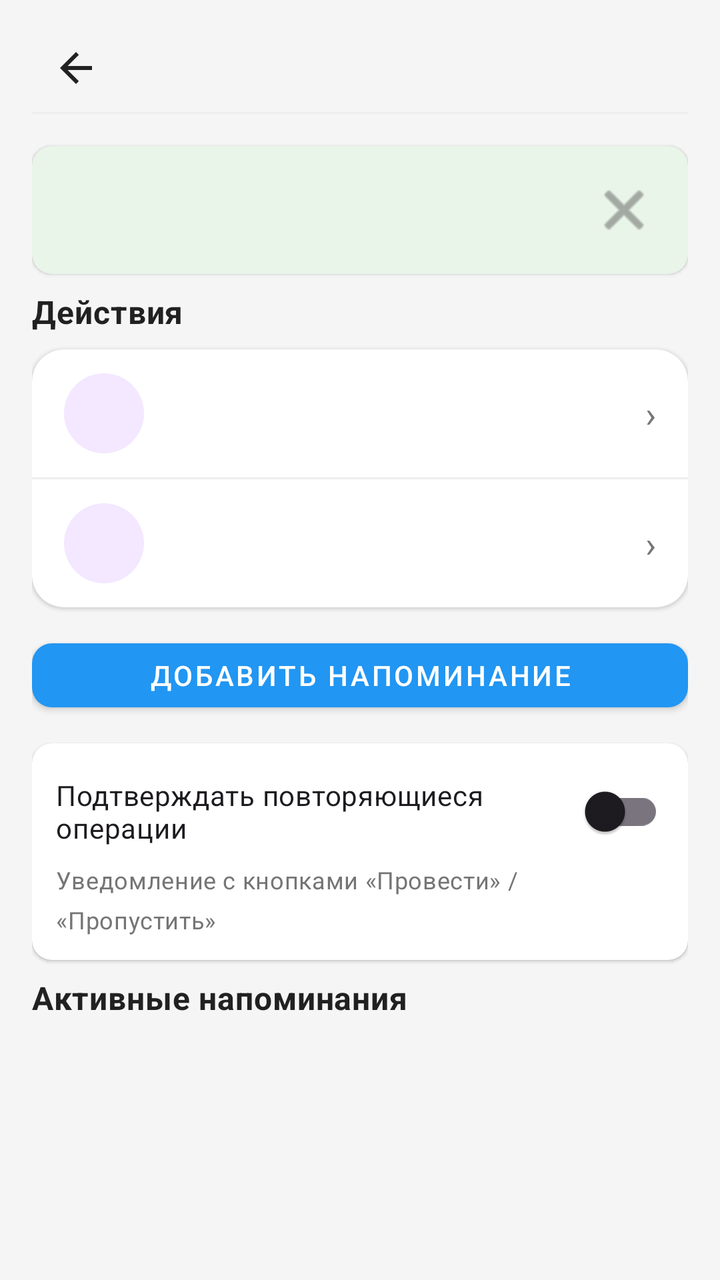
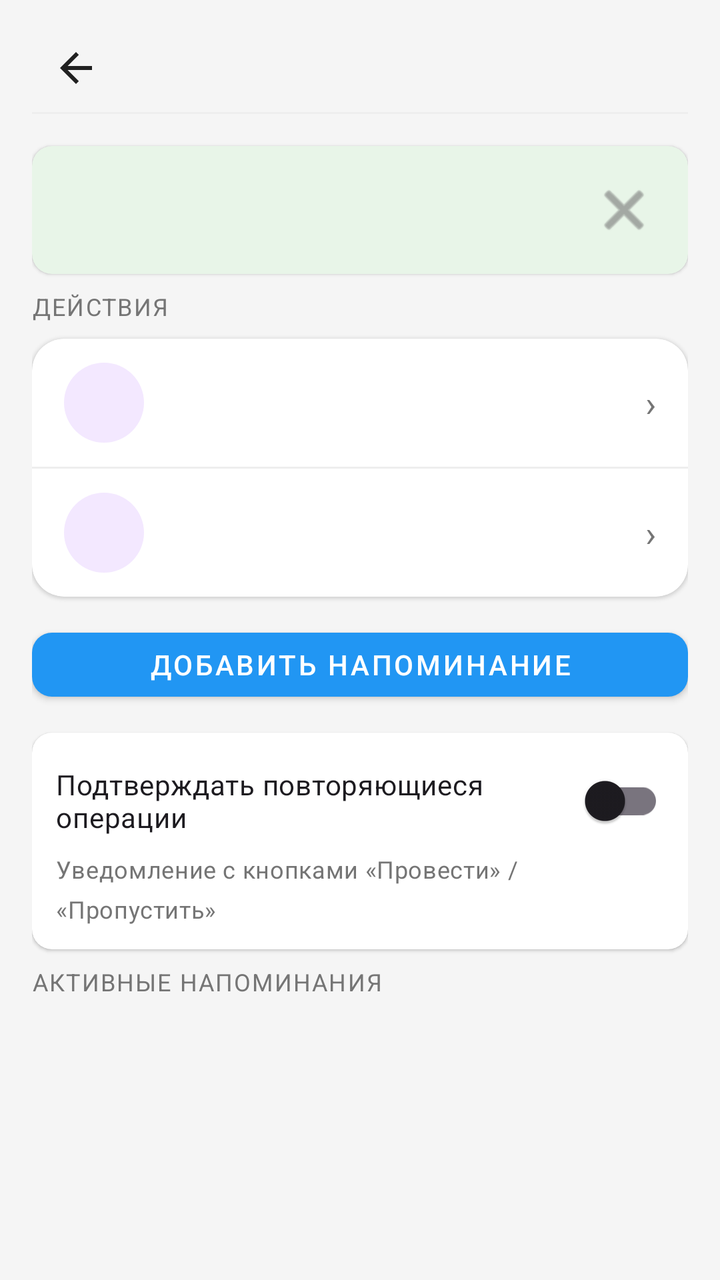

Two renders of the same Android screen: before a commit and after it. Below are the layout's source before the change and the commit's diff.
<!-- AndroidManifest.xml: application theme Theme.MyBudget -->
<!-- res/layout/activity_reminders.xml -->
<?xml version="1.0" encoding="utf-8"?>
<LinearLayout xmlns:android="http://schemas.android.com/apk/res/android" xmlns:app="http://schemas.android.com/apk/res-auto"
    android:orientation="vertical"
    android:background="@color/background_light"
    android:paddingLeft="@dimen/space_16"
    android:paddingTop="@dimen/space_12"
    android:paddingRight="@dimen/space_16"
    android:paddingBottom="@dimen/space_16"
    android:layout_width="match_parent"
    android:layout_height="match_parent"
    android:paddingHorizontal="@dimen/space_16">
    <include
        android:layout_width="match_parent"
        android:layout_height="wrap_content"
        android:layout_marginBottom="@dimen/space_8"
        layout="@layout/include_screen_header"/>
    <include
        android:id="@+id/remindersHint"
        android:layout_width="match_parent"
        android:layout_height="wrap_content"
        android:layout_marginBottom="@dimen/space_8"
        layout="@layout/include_dismissible_hint"/>
    <TextView
        android:layout_width="match_parent"
        android:layout_height="wrap_content"
        android:layout_marginBottom="@dimen/space_8"
        android:text="@string/main_section_actions"
        style="@style/Text.MyBudget.Section"/>
    <androidx.cardview.widget.CardView
        android:layout_width="match_parent"
        android:layout_height="wrap_content"
        android:layout_marginBottom="@dimen/space_12"
        style="@style/Card.MyBudget.Surface">
        <LinearLayout
            android:orientation="vertical"
            android:layout_width="match_parent"
            android:layout_height="wrap_content">
            <include
                android:id="@+id/paymentCalendarButton"
                layout="@layout/include_main_list_row"/>
            <View
                android:background="@color/border_light"
                android:layout_width="match_parent"
                android:layout_height="1dp"/>
            <include
                android:id="@+id/recurringButton"
                layout="@layout/include_main_list_row"/>
        </LinearLayout>
    </androidx.cardview.widget.CardView>
    <com.google.android.material.button.MaterialButton
        android:id="@+id/addReminderButton"
        android:layout_width="match_parent"
        android:layout_height="wrap_content"
        android:layout_marginBottom="@dimen/space_12"
        android:minHeight="@dimen/touch_min_size"
        android:text="@string/reminders_add"
        app:backgroundTint="@color/budget_blue"
        app:cornerRadius="@dimen/radius_10"
        style="@style/Widget.MaterialComponents.Button"/>
    <androidx.cardview.widget.CardView
        android:layout_width="match_parent"
        android:layout_height="wrap_content"
        android:layout_marginBottom="@dimen/space_8"
        style="@style/Card.MyBudget.Surface.Small">
        <LinearLayout
            android:orientation="vertical"
            android:padding="@dimen/space_12"
            android:layout_width="match_parent"
            android:layout_height="wrap_content">
            <androidx.appcompat.widget.SwitchCompat
                android:id="@+id/recurringConfirmSwitch"
                android:layout_width="match_parent"
                android:layout_height="wrap_content"
                android:minHeight="@dimen/touch_min_size"
                android:text="@string/recurring_confirm_switch"/>
            <TextView
                android:textSize="12sp"
                android:layout_width="match_parent"
                android:layout_height="wrap_content"
                android:layout_marginTop="@dimen/space_4"
                android:text="@string/recurring_confirm_hint"
                style="@style/Text.MyBudget.Subtitle"/>
        </LinearLayout>
    </androidx.cardview.widget.CardView>
    <TextView
        android:layout_width="match_parent"
        android:layout_height="wrap_content"
        android:layout_marginBottom="@dimen/space_8"
        android:text="@string/reminders_active_section"
        style="@style/Text.MyBudget.Section"/>
    <androidx.recyclerview.widget.RecyclerView
        android:id="@+id/remindersRecyclerView"
        android:paddingBottom="@dimen/space_8"
        android:clipToPadding="false"
        android:layout_width="match_parent"
        android:layout_height="0dp"
        android:layout_weight="1"/>
    <LinearLayout
        android:gravity="center"
        android:orientation="vertical"
        android:id="@+id/remindersEmptyState"
        android:visibility="gone"
        android:layout_width="match_parent"
        android:layout_height="0dp"
        android:layout_weight="1">
        <TextView
            android:textSize="15sp"
            android:gravity="center"
            android:layout_width="wrap_content"
            android:layout_height="wrap_content"
            android:text="@string/reminders_empty"
            style="@style/Text.MyBudget.Subtitle"/>
    </LinearLayout>
</LinearLayout>
<!-- res/layout/include_screen_header.xml (included above) -->
<?xml version="1.0" encoding="utf-8"?>
<LinearLayout xmlns:android="http://schemas.android.com/apk/res/android"
    android:layout_width="match_parent"
    android:layout_height="wrap_content"
    android:orientation="vertical">

    <include layout="@layout/include_compact_toolbar" />

    <View
        android:layout_width="match_parent"
        android:layout_height="1dp"
        android:layout_marginBottom="@dimen/space_8"
        android:background="@color/border_light" />
</LinearLayout>
<!-- res/layout/include_dismissible_hint.xml (included above) -->
<?xml version="1.0" encoding="utf-8"?>
<androidx.cardview.widget.CardView xmlns:android="http://schemas.android.com/apk/res/android" xmlns:app="http://schemas.android.com/apk/res-auto"
    android:id="@+id/screenHintCard"
    android:layout_width="match_parent"
    android:layout_height="wrap_content"
    android:layout_marginBottom="@dimen/space_8"
    app:cardBackgroundColor="@color/primary_green_light"
    style="@style/Card.MyBudget.Surface.Small">
    <LinearLayout
        android:orientation="vertical"
        android:padding="@dimen/space_10"
        android:layout_width="match_parent"
        android:layout_height="wrap_content">
        <LinearLayout
            android:gravity="center_vertical"
            android:orientation="horizontal"
            android:layout_width="match_parent"
            android:layout_height="wrap_content">
            <TextView
                android:textSize="13sp"
                android:textColor="@color/text_primary"
                android:id="@+id/screenHintText"
                android:layout_width="0dp"
                android:layout_height="wrap_content"
                android:layout_weight="1"
                android:lineSpacingExtra="@dimen/space_2"
                style="@style/Text.MyBudget.Subtitle"/>
            <ImageButton
                android:id="@+id/screenHintDismiss"
                android:background="?attr/selectableItemBackgroundBorderless"
                android:padding="@dimen/space_8"
                android:layout_width="@dimen/touch_min_size"
                android:layout_height="@dimen/touch_min_size"
                android:src="@android:drawable/ic_menu_close_clear_cancel"
                android:contentDescription="@string/hint_dismiss"
                app:tint="@color/text_secondary"/>
        </LinearLayout>
        <TextView
            android:textSize="12sp"
            android:textColor="@color/budget_blue"
            android:id="@+id/screenHintHelp"
            android:background="?attr/selectableItemBackground"
            android:paddingTop="@dimen/space_2"
            android:paddingBottom="@dimen/space_2"
            android:focusable="true"
            android:visibility="gone"
            android:clickable="true"
            android:layout_width="wrap_content"
            android:layout_height="wrap_content"
            android:layout_marginTop="@dimen/space_4"
            android:text="@string/hint_open_help"
            android:paddingVertical="@dimen/space_2"
            style="@style/Text.MyBudget.Subtitle"/>
    </LinearLayout>
</androidx.cardview.widget.CardView>
<!-- res/layout/include_main_list_row.xml (included above) -->
<?xml version="1.0" encoding="utf-8"?>
<LinearLayout xmlns:android="http://schemas.android.com/apk/res/android"
    android:id="@+id/mainListRowRoot"
    android:layout_width="match_parent"
    android:layout_height="wrap_content"
    android:background="?android:attr/selectableItemBackground"
    android:clickable="true"
    android:focusable="true"
    android:gravity="center_vertical"
    android:minHeight="@dimen/touch_min_size"
    android:orientation="horizontal"
    android:paddingHorizontal="@dimen/space_16"
    android:paddingVertical="@dimen/space_12">

    <TextView
        android:id="@+id/rowIcon"
        android:layout_width="40dp"
        android:layout_height="40dp"
        android:background="@drawable/menu_row_icon_bg"
        android:gravity="center"
        android:textSize="18sp" />

    <TextView
        android:id="@+id/rowTitle"
        style="@style/Text.MyBudget.Section"
        android:layout_width="0dp"
        android:layout_height="wrap_content"
        android:layout_marginStart="@dimen/space_12"
        android:layout_weight="1"
        android:ellipsize="end"
        android:maxLines="2"
        android:textSize="15sp" />

    <TextView
        android:layout_width="wrap_content"
        android:layout_height="wrap_content"
        android:text="@string/ui_chevron"
        android:textColor="@color/text_secondary"
        android:textSize="18sp" />
</LinearLayout>
<!-- res/layout/include_compact_toolbar.xml (included above) -->
<?xml version="1.0" encoding="utf-8"?>
<LinearLayout xmlns:android="http://schemas.android.com/apk/res/android" xmlns:app="http://schemas.android.com/apk/res-auto"
    android:gravity="center_vertical"
    android:orientation="horizontal"
    android:id="@+id/screenHeaderRoot"
    android:layout_width="match_parent"
    android:layout_height="wrap_content"
    android:minHeight="@dimen/touch_min_size">
    <ImageButton
        android:id="@+id/screenHeaderBack"
        android:background="?attr/selectableItemBackgroundBorderless"
        android:padding="@dimen/space_8"
        android:layout_width="@dimen/touch_min_size"
        android:layout_height="@dimen/touch_min_size"
        android:src="@drawable/ic_arrow_back"
        android:scaleType="centerInside"
        android:contentDescription="@string/nav_back"
        app:tint="@color/text_primary"/>
    <TextView
        android:textSize="18sp"
        android:id="@+id/screenHeaderEmoji"
        android:visibility="gone"
        android:layout_width="wrap_content"
        android:layout_height="wrap_content"
        android:layout_marginStart="@dimen/space_2"/>
    <TextView
        android:textSize="20sp"
        android:ellipsize="end"
        android:id="@+id/screenHeaderTitle"
        android:layout_width="0dp"
        android:layout_height="wrap_content"
        android:maxLines="1"
        android:layout_weight="1"
        android:layout_marginStart="@dimen/space_4"
        style="@style/Text.MyBudget.Title"/>
    <ImageButton
        android:id="@+id/screenHeaderAction"
        android:background="?attr/selectableItemBackgroundBorderless"
        android:padding="@dimen/space_8"
        android:visibility="gone"
        android:layout_width="@dimen/touch_min_size"
        android:layout_height="@dimen/touch_min_size"
        android:src="@android:drawable/ic_menu_more"
        android:contentDescription="@string/transactions_more_menu"
        app:tint="@color/text_secondary"/>
    <ImageButton
        android:id="@+id/screenHeaderActionSecondary"
        android:background="?attr/selectableItemBackgroundBorderless"
        android:padding="@dimen/space_8"
        android:visibility="gone"
        android:layout_width="@dimen/touch_min_size"
        android:layout_height="@dimen/touch_min_size"
        android:src="@android:drawable/ic_menu_search"
        android:contentDescription="@string/transactions_search_submit"
        app:tint="@color/budget_blue"/>
</LinearLayout>
<!-- resources referenced by this layout -->
<resources>
  <color name="background_light">#f5f5f5</color>
  <color name="border_light">#eeeeee</color>
  <color name="budget_blue">#2196f3</color>
  <color name="primary_green_light">#e8f5e8</color>
  <color name="text_primary">#212121</color>
  <color name="text_secondary">#757575</color>
  <dimen name="radius_10">10dp</dimen>
  <dimen name="space_10">10dp</dimen>
  <dimen name="space_12">12dp</dimen>
  <dimen name="space_16">16dp</dimen>
  <dimen name="space_2">2dp</dimen>
  <dimen name="space_4">4dp</dimen>
  <dimen name="space_8">8dp</dimen>
  <dimen name="touch_min_size">44dp</dimen>
  <!-- drawable menu_row_icon_bg (drawable) -->
  <?xml version="1.0" encoding="utf-8"?>
  <shape xmlns:android="http://schemas.android.com/apk/res/android"
      android:shape="oval">
      <solid android:color="@color/menu_row_icon_bg" />
  </shape>
  <string name="hint_dismiss">Скрыть подсказку</string>
  <string name="hint_open_help">Подробная инструкция →</string>
  <string name="main_section_actions">Действия</string>
  <string name="nav_back">Назад</string>
  <string name="recurring_confirm_hint">Уведомление с кнопками «Провести» / «Пропустить»</string>
  <string name="recurring_confirm_switch">Подтверждать повторяющиеся операции</string>
  <string name="reminders_active_section">Активные напоминания</string>
  <string name="reminders_add">Добавить напоминание</string>
  <string name="reminders_empty">Напоминаний пока нет.\n\nДобавьте платёж — приложение напомнит в нужный день. Повторяющиеся операции — в отдельном разделе ниже.</string>
  <string name="transactions_more_menu">Дополнительно</string>
  <string name="transactions_search_submit">Искать</string>
  <string name="ui_chevron">›</string>
  <style name="Card.MyBudget.Surface" parent="">
      <item name="cardBackgroundColor">@color/card_background_white</item>
      <item name="cardCornerRadius">@dimen/radius_16</item>
      <item name="cardElevation">@dimen/card_elevation_low</item>
    </style>
  <style name="Card.MyBudget.Surface.Small" parent="@style/Card.MyBudget.Surface">
      <item name="cardCornerRadius">@dimen/radius_10</item>
    </style>
  <style name="Text.MyBudget.Section" parent="@style/Text.MyBudget">
      <item name="android:textSize">16sp</item>
      <item name="android:textStyle">bold</item>
      <item name="android:textColor">@color/text_primary</item>
    </style>
  <style name="Text.MyBudget.Subtitle" parent="@style/Text.MyBudget">
      <item name="android:textSize">12sp</item>
      <item name="android:textColor">@color/text_secondary</item>
    </style>
  <style name="Text.MyBudget.Title" parent="@style/Text.MyBudget">
      <item name="android:textSize">18sp</item>
      <item name="android:textStyle">bold</item>
      <item name="android:textColor">@color/text_primary</item>
    </style>
  <style name="Theme.MyBudget" parent="@style/Base.Theme.MyBudget" />
  <color name="menu_row_icon_bg">#f3e8ff</color>
  <color name="card_background_white">#ffffff</color>
  <dimen name="radius_16">16dp</dimen>
  <dimen name="card_elevation_low">1dp</dimen>
  <style name="Text.MyBudget" parent="@style/TextAppearance.Material3.BodyMedium" />
  <color name="md_theme_onPrimary">#ffffff</color>
  <color name="md_theme_onSurface">#1d1b20</color>
  <color name="md_theme_outline">#79747e</color>
  <color name="md_theme_primary">#6750a4</color>
  <color name="md_theme_surface">#ffffff</color>
  <color name="md_theme_surfaceVariant">#e7e0ec</color>
  <!-- unchanged entries left out for length: 2 -->
</resources>

<!-- the commit's change to res/layout/activity_reminders.xml (unified diff, before → after) -->
@@ -25,7 +25,7 @@
         android:layout_height="wrap_content"
         android:layout_marginBottom="@dimen/space_8"
         android:text="@string/main_section_actions"
-        style="@style/Text.MyBudget.Section"/>
+        style="@style/Text.MyBudget.SectionLabel"/>
     <androidx.cardview.widget.CardView
         android:layout_width="match_parent"
         android:layout_height="wrap_content"
@@ -87,7 +87,7 @@
         android:layout_height="wrap_content"
         android:layout_marginBottom="@dimen/space_8"
         android:text="@string/reminders_active_section"
-        style="@style/Text.MyBudget.Section"/>
+        style="@style/Text.MyBudget.SectionLabel"/>
     <androidx.recyclerview.widget.RecyclerView
         android:id="@+id/remindersRecyclerView"
         android:paddingBottom="@dimen/space_8"
<!-- resource entries referenced after the edit -->
@@ -45,6 +45,12 @@
       <item name="android:textStyle">bold</item>
       <item name="android:textColor">@color/text_primary</item>
     </style>
+  <style name="Text.MyBudget.SectionLabel" parent="@style/Text.MyBudget">
+      <item name="android:textSize">12sp</item>
+      <item name="android:textColor">@color/text_secondary</item>
+      <item name="android:textAllCaps">true</item>
+      <item name="android:letterSpacing">0.06</item>
+    </style>
   <style name="Text.MyBudget.Subtitle" parent="@style/Text.MyBudget">
       <item name="android:textSize">12sp</item>
       <item name="android:textColor">@color/text_secondary</item>
